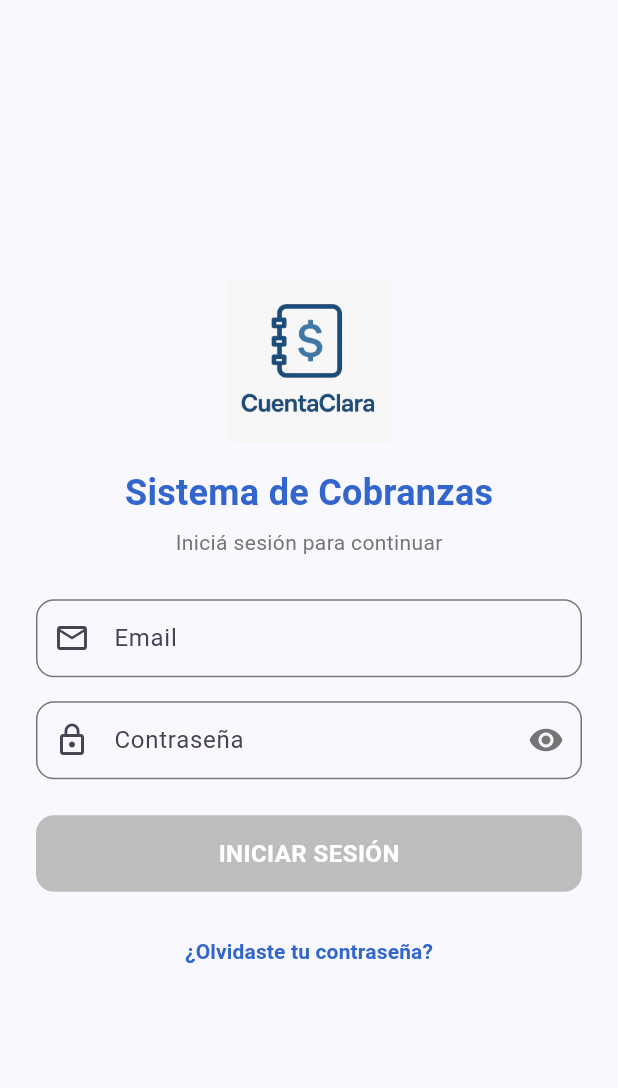
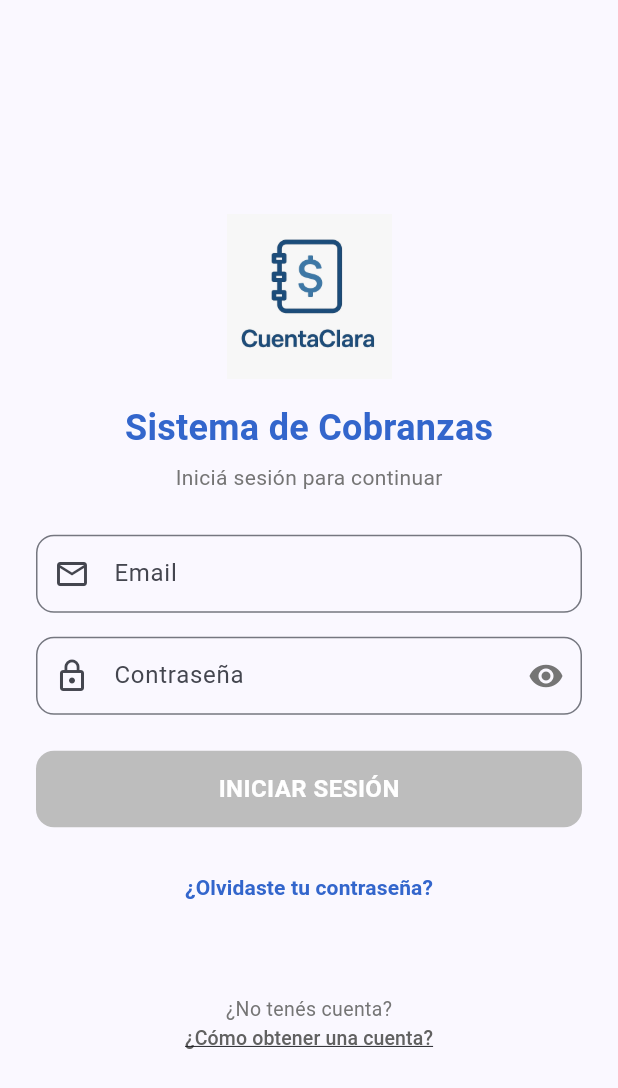
Before and after one commit to ramirociruja/cuentaclara, a Flutter app: the screen it shows after launch, on a phone screen of 412 x 824 dp. Shown: the top 1088 px of the screen. Run offline on Flutter 3.47's test engine with Material 3 defaults, Android fonts, the phone set to English and light mode, and no system bars; our stand-ins replace dropdown_search, flutter_secure_storage, pdf, printing, shared_preferences; accounts and stored records are empty.

Commit message:
Add "Como obtener cuenta" in login page

```diff
--- a/frontend/lib/screens/login_screen.dart
+++ b/frontend/lib/screens/login_screen.dart
@@ -1,4 +1,5 @@
 import 'package:flutter/material.dart';
+import 'package:flutter/services.dart';
 import 'package:frontend/services/api_service.dart';
 import 'package:frontend/screens/home_screen.dart';
 
@@ -99,6 +100,69 @@ class _LoginScreenState extends State<LoginScreen> {
         behavior: SnackBarBehavior.floating,
         duration: const Duration(seconds: 2),
       ),
+    );
+  }
+
+  void _showHowToGetAccountDialog() {
+    showDialog(
+      context: context,
+      builder: (ctx) {
+        return AlertDialog(
+          title: const Text('¿Cómo obtener una cuenta?'),
+          content: const Text(
+            'CuentaClara es un servicio por suscripción.\n\n'
+            'Para solicitar acceso y crear tu cuenta, enviá un email a:\n'
+            'cuentaclara@gmail.com\n\n'
+            'Incluí tu nombre, tu negocio y la cantidad de cobradores.',
+          ),
+          actions: [
+            TextButton(
+              onPressed: () async {
+                await Clipboard.setData(
+                  const ClipboardData(text: 'cuentaclara@gmail.com'),
+                );
+                if (!mounted) return;
+                Navigator.of(ctx).pop();
+                _showSnack('Email copiado: cuentaclara@gmail.com');
+              },
+              child: const Text('Copiar email'),
+            ),
+            TextButton(
+              onPressed: () => Navigator.of(ctx).pop(),
+              child: const Text('Cerrar'),
+            ),
+          ],
+        );
+      },
+    );
+  }
+
+  Widget _buildHowToGetAccountLink() {
+    return Column(
+      children: [
+        const SizedBox(height: 8),
+        Text(
+          '¿No tenés cuenta?',
+          style: TextStyle(color: Colors.grey.shade600, fontSize: 13),
+        ),
+        TextButton(
+          onPressed: _showHowToGetAccountDialog,
+          style: TextButton.styleFrom(
+            padding: EdgeInsets.zero,
+            minimumSize: const Size(0, 0),
+            tapTargetSize: MaterialTapTargetSize.shrinkWrap,
+          ),
+          child: Text(
+            '¿Cómo obtener una cuenta?',
+            style: TextStyle(
+              color: Colors.grey.shade700, // 🔽 más neutro
+              fontSize: 13,
+              fontWeight: FontWeight.w500, // 🔽 menos peso
+              decoration: TextDecoration.underline, // 🔽 estilo link
+            ),
+          ),
+        ),
+      ],
     );
   }
 
@@ -320,6 +384,8 @@ class _LoginScreenState extends State<LoginScreen> {
                         ),
                       ),
                     ),
+                    const SizedBox(height: 40),
+                    _buildHowToGetAccountLink(),
                     const SizedBox(height: 12),
                   ],
                 ),
--- a/frontend/pubspec.yaml
+++ b/frontend/pubspec.yaml
@@ -39,7 +39,7 @@ dependencies:
   share_plus: ^10.0.2
   flutter_localizations:
     sdk: flutter
-  intl: 0.20.2
+  intl: 0.19.0
 
 
   # The following adds the Cupertino Icons font to your application.
```
Also changed, not shown: frontend/pubspec.lock.
